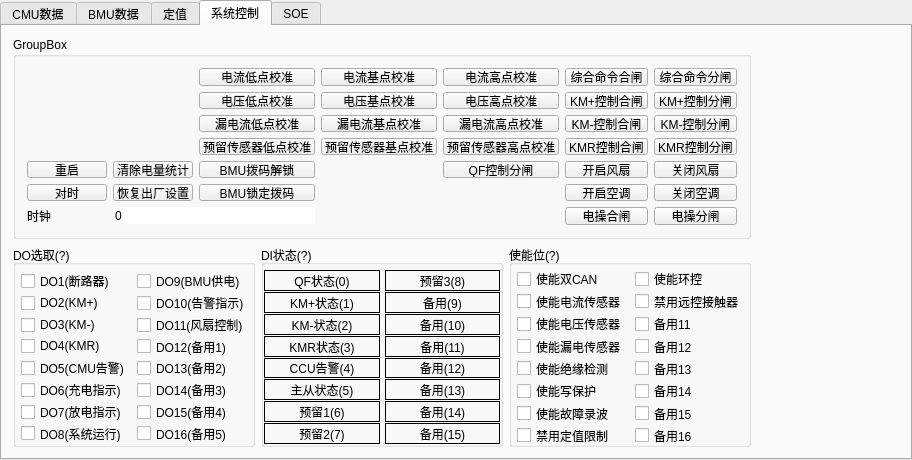
Before: the Qt Designer form widget.ui in Shogpe/bmsTool, drawn with Qt 5.
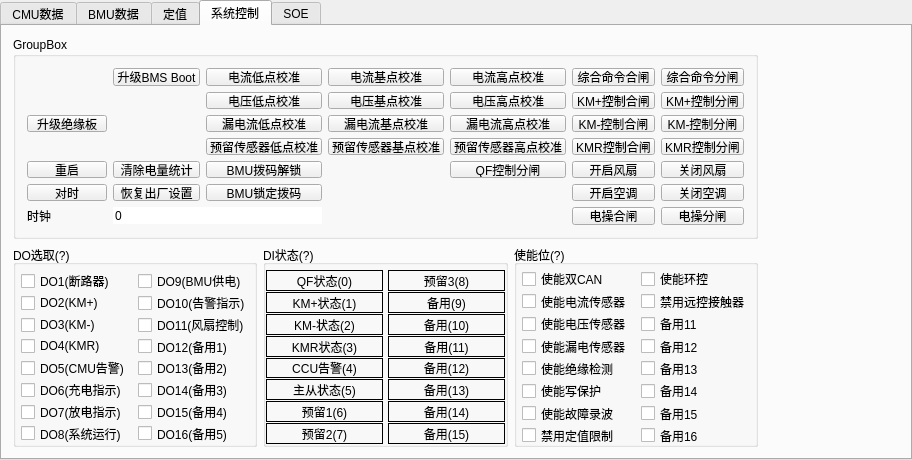
After: the same form once the commit is applied. The open tabs and pages were chosen to show the change. Custom widgets are drawn as their Qt base class.

Commit message: fix:绝缘升级按钮

The edit to the form file:
```diff
--- a/widget.ui
+++ b/widget.ui
@@ -6863,6 +6863,38 @@
             </property>
            </widget>
           </item>
+          <item row="0" column="1">
+           <widget class="QPushButton" name="btnDownBMSBoot">
+            <property name="sizePolicy">
+             <sizepolicy hsizetype="Preferred" vsizetype="Fixed">
+              <horstretch>0</horstretch>
+              <verstretch>0</verstretch>
+             </sizepolicy>
+            </property>
+            <property name="text">
+             <string>升级BMS Boot</string>
+            </property>
+           </widget>
+          </item>
+          <item row="2" column="0">
+           <widget class="QPushButton" name="btnUpIns">
+            <property name="sizePolicy">
+             <sizepolicy hsizetype="Preferred" vsizetype="Fixed">
+              <horstretch>0</horstretch>
+              <verstretch>0</verstretch>
+             </sizepolicy>
+            </property>
+            <property name="text">
+             <string>升级绝缘板</string>
+            </property>
+            <property name="default">
+             <bool>false</bool>
+            </property>
+            <property name="flat">
+             <bool>false</bool>
+            </property>
+           </widget>
+          </item>
           <item row="2" column="5">
            <widget class="QPushButton" name="btnKMNON">
             <property name="sizePolicy">
```
Left out of the diff: 6 changed lines with no effect on the pictures. The commit also changes 1 other file.
